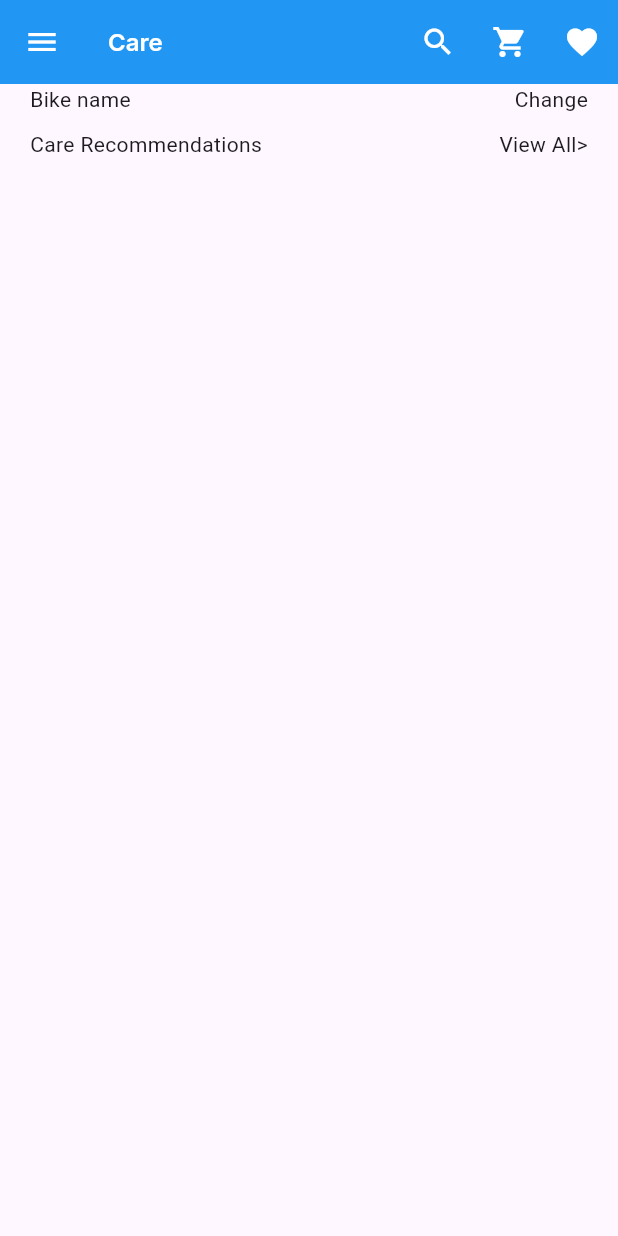
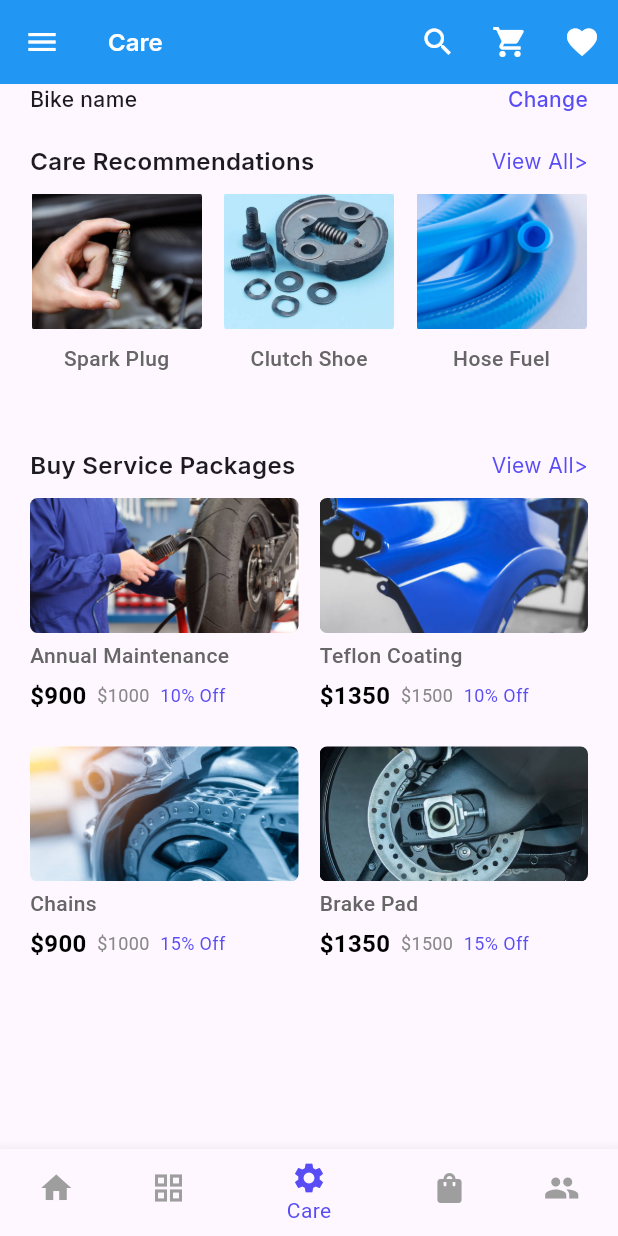
Before and after one commit to Mredul10/Bike-Service-App, a Flutter app: the screen it shows after launch, on a phone screen of 412 x 824 dp. Run offline on Flutter 3.47's test engine with Material 3 defaults, Android fonts, the phone set to English and light mode, and no system bars; our stand-ins replace google_fonts.

Commit message:
Care_page_done

```diff
--- a/lib/care_page.dart
+++ /dev/null
@@ -1,59 +0,0 @@
-import 'package:flutter/material.dart';
-import 'package:google_fonts/google_fonts.dart';
-
-
-class CarePage extends StatefulWidget {
-  const CarePage({super.key});
-
-  @override
-  State<CarePage> createState() => _CarePageState();
-}
-
-class _CarePageState extends State<CarePage> {
-  @override
-  Widget build(BuildContext context) {
-    return Scaffold(
-      appBar: AppBar(
-        backgroundColor: Colors.blue,
-        leading: Icon(Icons.menu, color: Colors.white,),
-        title: Text('Care',style: GoogleFonts.inter(fontWeight: FontWeight.w600, fontSize: 16, color: Colors.white,),),
-        actions: [
-          IconButton(
-            icon: Icon(Icons.search,color: Colors.white,),
-            onPressed: () {},
-            ),
-            IconButton(
-              icon: Icon(Icons.shopping_cart, color: Colors.white,),
-              onPressed: () {},
-              ),
-            IconButton(
-              icon: Icon(Icons.favorite, color: Colors.white,),
-              onPressed: () {},
-              ),
-        ],
-      ),
-      body: Padding(
-        padding: const EdgeInsets.symmetric(horizontal:20),
-        child: Column(
-          children: [
-            Row(
-              mainAxisAlignment: MainAxisAlignment.spaceBetween,
-              children: [
-                Text('Bike name',),
-                Text('Change') ,
-                ],
-            ),
-            SizedBox(height: 10,),
-            Row(
-              mainAxisAlignment: MainAxisAlignment.spaceBetween,
-              children: [
-                Text('Care Recommendations',),
-                Text('View All>') ,
-                ],
-            ),
-          ],
-        ),
-      ),
-    );
-  }
-}
--- a/lib/main.dart
+++ b/lib/main.dart
@@ -1,4 +1,4 @@
-import 'package:bike_service_app/care_page.dart';
+import 'package:bike_service_app/screens/care_page_screen/care_page.dart';
 import 'package:flutter/material.dart';
 
 void main() {
--- /dev/null
+++ b/lib/screens/care_page_screen/care_page.dart
@@ -0,0 +1,162 @@
+import 'package:bike_service_app/screens/care_page_screen/recommendation_card.dart';
+import 'package:bike_service_app/screens/care_page_screen/services_card.dart';
+import 'package:flutter/material.dart';
+import 'package:google_fonts/google_fonts.dart';
+
+
+class CarePage extends StatefulWidget {
+  const CarePage({super.key});
+
+  @override
+  State<CarePage> createState() => _CarePageState();
+}
+
+class _CarePageState extends State<CarePage> {
+      List image = [
+      "assets/images/spark_plug.png",
+      "assets/images/clutch_shoe.png",
+      "assets/images/hose_fuel.png",
+    ];
+    List title = [
+      "Spark Plug",
+      "Clutch Shoe",
+      "Hose Fuel",
+    ];
+ List services = [
+  {
+    "image": "assets/images/1.png",
+    "title": "Annual Maintenance",
+    "discountedPrice": "\$900",
+    "originalPrice": "\$1000",
+    "discount": "10% Off",
+  },
+  {
+    "image": "assets/images/2.png",
+    "title": "Teflon Coating",
+    "discountedPrice": "\$1350",
+    "originalPrice": "\$1500",
+    "discount": "10% Off",
+  },
+  {
+    "image": "assets/images/3.png",
+    "title": "Chains",
+    "discountedPrice": "\$900",
+    "originalPrice": "\$1000",
+    "discount": "15% Off",
+  },
+  {
+    "image": "assets/images/4.png",
+    "title": "Brake Pad",
+    "discountedPrice": "\$1350",
+    "originalPrice": "\$1500",
+    "discount": "15% Off",
+  },
+];
+  @override
+  Widget build(BuildContext context) {
+    return Scaffold(
+      appBar: AppBar(
+        backgroundColor: Colors.blue,
+        leading: Icon(Icons.menu, color: Colors.white,),
+        title: Text('Care',style: GoogleFonts.inter(fontWeight: FontWeight.w600, fontSize: 16, color: Colors.white,),),
+        actions: [
+          IconButton(
+            icon: Icon(Icons.search,color: Colors.white,),
+            onPressed: () {},
+            ),
+            IconButton(
+              icon: Icon(Icons.shopping_cart, color: Colors.white,),
+              onPressed: () {},
+              ),
+            IconButton(
+              icon: Icon(Icons.favorite, color: Colors.white,),
+              onPressed: () {},
+              ),
+        ],
+      ),
+      body: Padding(
+        padding: const EdgeInsets.symmetric(horizontal:20),
+        child: Column(
+          children: [
+            Row(
+              mainAxisAlignment: MainAxisAlignment.spaceBetween,
+              children: [
+                Text('Bike name',style: GoogleFonts.inter(fontWeight: FontWeight.w500, fontSize: 14,),),
+                Text('Change',style: GoogleFonts.inter(fontWeight: FontWeight.w500, fontSize: 14, color: Color(0xFF584CF4),),) ,
+                ],
+            ),
+            SizedBox(height: 20,),
+            Row(
+              mainAxisAlignment: MainAxisAlignment.spaceBetween,
+              children: [
+                Text('Care Recommendations',style: GoogleFonts.inter(fontWeight: FontWeight.w600, fontSize: 16,),),
+                Text('View All>',style: GoogleFonts.inter(fontWeight: FontWeight.w400, fontSize: 14, color: Color(0xFF584CF4),),) ,
+                ],
+            ),
+            SizedBox(height: 10,),
+            SizedBox(
+              height: 150,
+              child: ListView.separated(
+                shrinkWrap: true,
+                physics: NeverScrollableScrollPhysics(),
+                scrollDirection: Axis.horizontal,
+                itemCount: 3,
+                itemBuilder: (BuildContext context, int index) {
+                  return RecommendationCard(
+                    image: image[index],
+                    title: title[index],
+                  );
+                },
+                separatorBuilder: (BuildContext context, int index) {
+                  return SizedBox(
+                    width: 15,
+                  );
+                },
+              ),
+            ),
+            SizedBox(height: 20,),
+            Row(
+              mainAxisAlignment: MainAxisAlignment.spaceBetween,
+              children: [
+                Text('Buy Service Packages',style: GoogleFonts.inter(fontWeight: FontWeight.w600, fontSize: 16,),),
+                Text('View All>',style: GoogleFonts.inter(fontWeight: FontWeight.w400, fontSize: 14, color: Color(0xFF584CF4),),) ,
+                ],
+            ),
+            SizedBox(height: 10,),
+            Expanded(
+              child: GridView.builder(
+                gridDelegate: SliverGridDelegateWithFixedCrossAxisCount(
+                    crossAxisCount: 2,
+                    crossAxisSpacing: 14,
+                    mainAxisSpacing: 10,
+                    childAspectRatio: 1.15),
+                     itemCount: services.length,
+                     itemBuilder: (context, index) {
+                  return ServicesCard(
+                    image: services[index]["image"],
+                    title: services[index]["title"],
+                    discountedPrice: services[index]["discountedPrice"],
+                    orginalprice: services[index]["originalPrice"],
+                    discount: services[index]["discount"],
+                  );
+                },
+              ),
+            ),
+          ],
+        ),
+      ),
+      bottomNavigationBar: BottomNavigationBar(
+        selectedItemColor: Color(0XFF584CF4),
+        unselectedItemColor: Colors.grey,
+        currentIndex: 2,
+        items:[
+          BottomNavigationBarItem(icon: Icon(Icons.home), label: 'Home',),
+          BottomNavigationBarItem(icon: Icon(Icons.grid_view), label: 'Products'),
+          BottomNavigationBarItem(icon: Icon(Icons.settings), label: "Care"),
+          BottomNavigationBarItem(icon: Icon(Icons.shopping_bag), label: "Shop"),
+          BottomNavigationBarItem(icon: Icon(Icons.people), label: "Community"),
+
+      ],),
+    );
+  }
+}
--- /dev/null
+++ b/lib/screens/care_page_screen/recommendation_card.dart
@@ -0,0 +1,36 @@
+import 'package:flutter/material.dart';
+
+class RecommendationCard extends StatelessWidget {
+  final String? title;
+  final String? image;
+  const RecommendationCard({super.key, this.title, this.image});
+
+  @override
+  Widget build(BuildContext context) {
+    return Column(
+      // crossAxisAlignment: CrossAxisAlignment.start,
+      children: [
+        Container(
+          height: 90,
+          width: (MediaQuery.of(context).size.width / 3) - 24,
+          decoration: BoxDecoration(
+            image: DecorationImage(
+                image: AssetImage(image!),
+                fit: BoxFit.cover
+            ),
+          ),
+        ),
+        SizedBox(
+          height: 10,
+        ),
+        Text(
+          title!,
+          style: TextStyle(
+              color: Color(0xFF666666),
+              fontWeight: FontWeight.w500,
+              fontSize: 14),
+        ),
+      ],
+    );
+  }
+}
--- /dev/null
+++ b/lib/screens/care_page_screen/services_card.dart
@@ -0,0 +1,79 @@
+import 'package:flutter/material.dart';
+
+class ServicesCard extends StatelessWidget {
+  final String? image;
+  final String? title;
+  final String? discountedPrice;
+  final String? orginalprice;
+  final String? discount;
+
+  const ServicesCard({super.key, required this.image, required this.title, required this.discountedPrice, required this.orginalprice, required this.discount,});
+
+  @override
+  Widget build(BuildContext context) {
+    return Column(
+                    mainAxisAlignment: MainAxisAlignment.start,
+                    crossAxisAlignment: CrossAxisAlignment.start,
+                    children: [
+                      Container(
+                        height: 90,
+                        decoration: BoxDecoration(
+                          borderRadius: BorderRadius.circular(5),
+                          image: DecorationImage(
+                              image: AssetImage(image!),
+                              fit: BoxFit.cover
+                              // fit: BoxFit.cover
+                              ),
+                        ),
+                      ),
+                      SizedBox(
+                        height: 5,
+                      ),
+                      Text(
+                        title!,
+                        style: TextStyle(
+                            color: Color(0xFF666666),
+                            fontWeight: FontWeight.w500,
+                            fontSize: 14),
+                      ),
+                      SizedBox(
+                        height: 5,
+                      ),
+                      Row(
+                        children: [
+                          Text(
+                            discountedPrice!,
+                            style: TextStyle(
+                                color: Colors.black,
+                                fontWeight: FontWeight.w600,
+                                fontSize: 16),
+                          ),
+                          SizedBox(
+                            width: 7,
+                          ),
+                          Text(
+                            orginalprice!,
+                            style: TextStyle(
+                                color: Color(0xFF888888),
+                                fontWeight: FontWeight.w400,
+                                fontSize: 12),
+                          ),
+                          SizedBox(
+                            width: 7,
+                          ),
+                          Text(
+                            discount!,
+                            style: TextStyle(
+                                color: Color(0XFF584CF4),
+                                fontWeight: FontWeight.w400,
+                                fontSize: 12),
+                          ),
+                          SizedBox(
+                            width: 5,
+                          ),
+                        ],
+                      )
+                    ],
+                  );
+  }
+}
```
Also changed, not shown: pubspec.yaml (+4 -3 lines), assets/images/1.png (added), assets/images/2.png (added), assets/images/3.png (added), assets/images/4.png (added), assets/images/clutch_shoe.png (added), assets/images/hose_fuel.png (added), assets/images/spark_plug.png (added).
